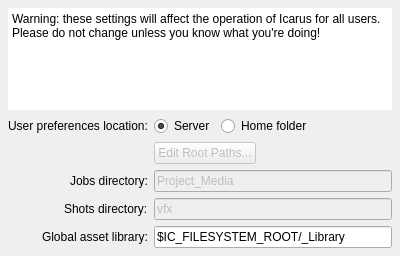
Qt form ui/settings_global_ui.ui (mjbonnington/icarus-gps) before a commit.
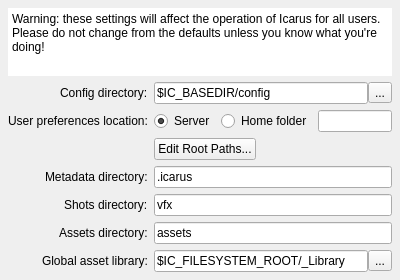
The same form after that commit.

Commit message: Settings data can now be JSON

Patch:
```diff
--- a/ui/settings_global_ui.ui
+++ b/ui/settings_global_ui.ui
@@ -7,7 +7,7 @@
     <x>0</x>
     <y>0</y>
     <width>400</width>
-    <height>256</height>
+    <height>273</height>
    </rect>
   </property>
   <property name="windowTitle">
@@ -41,7 +41,7 @@
       <bool>true</bool>
      </property>
      <property name="plainText">
-      <string>Warning: these settings will affect the operation of Icarus for all users. Please do not change unless you know what you're doing!</string>
+      <string>Warning: these settings will affect the operation of Icarus for all users. Please do not change from the defaults unless you know what you're doing!</string>
      </property>
      <property name="backgroundVisible">
       <bool>false</bool>
@@ -49,6 +49,66 @@
     </widget>
    </item>
    <item row="1" column="0">
+    <widget class="QLabel" name="label_configDir">
+     <property name="text">
+      <string>Config directory:</string>
+     </property>
+     <property name="buddy">
+      <cstring>configDir_lineEdit</cstring>
+     </property>
+    </widget>
+   </item>
+   <item row="1" column="1">
+    <widget class="QFrame" name="configDir_frame">
+     <property name="lineWidth">
+      <number>0</number>
+     </property>
+     <layout class="QHBoxLayout" name="configDir_horizontalLayout">
+      <property name="spacing">
+       <number>0</number>
+      </property>
+      <property name="margin">
+       <number>0</number>
+      </property>
+      <item>
+       <widget class="QLineEdit" name="configDir_lineEdit">
+        <property name="toolTip">
+         <string>&lt;html&gt;&lt;head/&gt;&lt;body&gt;&lt;p&gt;Location where Icarus' configuration files are stored. Setting this to a network location is highly recommended.&lt;/p&gt;&lt;/body&gt;&lt;/html&gt;</string>
+        </property>
+        <property name="text">
+         <string>$IC_BASEDIR/config</string>
+        </property>
+        <property name="xmlTag" stdset="0">
+         <string>configdir</string>
+        </property>
+       </widget>
+      </item>
+      <item>
+       <widget class="QToolButton" name="configDirBrowse_toolButton">
+        <property name="text">
+         <string>...</string>
+        </property>
+        <property name="iconSize">
+         <size>
+          <width>15</width>
+          <height>15</height>
+         </size>
+        </property>
+        <property name="toolButtonStyle">
+         <enum>Qt::ToolButtonIconOnly</enum>
+        </property>
+        <property name="noBackground" stdset="0">
+         <bool>false</bool>
+        </property>
+        <property name="attach" stdset="0">
+         <bool>true</bool>
+        </property>
+       </widget>
+      </item>
+     </layout>
+    </widget>
+   </item>
+   <item row="2" column="0">
     <widget class="QLabel" name="userPrefs_label">
      <property name="toolTip">
       <string>&lt;html&gt;&lt;head/&gt;&lt;body&gt;&lt;p&gt;&lt;span style=&quot; font-weight:600;&quot;&gt;User preferences location&lt;/span&gt;&lt;/p&gt;&lt;p&gt;Choose whether to store user preferences in the pipeline config directory on the server, or in the user's home folder. If you have roaming profiles enabled, it's best to store in the home folder.&lt;/p&gt;&lt;/body&gt;&lt;/html&gt;</string>
@@ -58,38 +118,59 @@
      </property>
     </widget>
    </item>
-   <item row="1" column="1">
-    <layout class="QHBoxLayout" name="userPrefs_horizontalLayout">
-     <item>
-      <widget class="QRadioButton" name="userPrefsServer_radioButton">
-       <property name="text">
-        <string>Server</string>
-       </property>
-       <property name="checked">
-        <bool>true</bool>
-       </property>
-       <property name="xmlTag" stdset="0">
-        <string>userPrefsLocation</string>
-       </property>
-      </widget>
-     </item>
-     <item>
-      <widget class="QRadioButton" name="userPrefsHome_radioButton">
-       <property name="text">
-        <string>Home folder</string>
-       </property>
-       <property name="xmlTag" stdset="0">
-        <string>userPrefsLocation</string>
-       </property>
-      </widget>
-     </item>
-    </layout>
-   </item>
    <item row="2" column="1">
+    <widget class="QFrame" name="userPrefs_frame">
+     <property name="lineWidth">
+      <number>0</number>
+     </property>
+     <layout class="QHBoxLayout" name="userPrefs_horizontalLayout">
+      <property name="margin">
+       <number>0</number>
+      </property>
+      <item>
+       <widget class="QRadioButton" name="userPrefsServer_radioButton">
+        <property name="toolTip">
+         <string>&lt;html&gt;&lt;head/&gt;&lt;body&gt;&lt;p&gt;User preferences will be stored in the config directory specified above. Useful if not using roaming profiles.&lt;/p&gt;&lt;/body&gt;&lt;/html&gt;</string>
+        </property>
+        <property name="text">
+         <string>Server</string>
+        </property>
+        <property name="checked">
+         <bool>true</bool>
+        </property>
+        <property name="xmlTag" stdset="0">
+         <string>userprefs</string>
+        </property>
+       </widget>
+      </item>
+      <item>
+       <widget class="QRadioButton" name="userPrefsHome_radioButton">
+        <property name="toolTip">
+         <string>&lt;html&gt;&lt;head/&gt;&lt;body&gt;&lt;p&gt;User preferences will be stored in the user's home folder. This is the recommended setting if using roaming profiles as the config folder will be smaller and cleaner.&lt;/p&gt;&lt;/body&gt;&lt;/html&gt;</string>
+        </property>
+        <property name="text">
+         <string>Home folder</string>
+        </property>
+        <property name="xmlTag" stdset="0">
+         <string>userprefs</string>
+        </property>
+       </widget>
+      </item>
+      <item>
+       <widget class="QLineEdit" name="userPrefs_lineEdit">
+        <property name="readOnly">
+         <bool>true</bool>
+        </property>
+        <property name="xmlTag" stdset="0">
+         <string>userprefsdir</string>
+        </property>
+       </widget>
+      </item>
+     </layout>
+    </widget>
+   </item>
+   <item row="3" column="1">
     <widget class="QPushButton" name="editPaths_pushButton">
-     <property name="enabled">
-      <bool>false</bool>
-     </property>
      <property name="text">
       <string>Edit Root Paths...</string>
      </property>
@@ -98,30 +179,30 @@
      </property>
     </widget>
    </item>
-   <item row="3" column="0">
-    <widget class="QLabel" name="jobsRelDir_label">
-     <property name="toolTip">
-      <string>&lt;html&gt;&lt;head/&gt;&lt;body&gt;&lt;p&gt;&lt;span style=&quot; font-weight:600;&quot;&gt;Jobs directory&lt;/span&gt;&lt;/p&gt;&lt;p&gt;This is the relative directory path where your jobs will be stored. If jobs are stored in the root of a shared network drive, set the path to '.'&lt;/p&gt;&lt;/body&gt;&lt;/html&gt;</string>
-     </property>
-     <property name="text">
-      <string>Jobs directory:</string>
-     </property>
-    </widget>
-   </item>
-   <item row="3" column="1">
-    <widget class="QLineEdit" name="jobsRelDir_lineEdit">
-     <property name="enabled">
-      <bool>false</bool>
-     </property>
-     <property name="text">
-      <string>Project_Media</string>
-     </property>
-     <property name="xmlTag" stdset="0">
-      <string>jobsRelDir</string>
-     </property>
-    </widget>
-   </item>
    <item row="4" column="0">
+    <widget class="QLabel" name="metadataDir_label">
+     <property name="text">
+      <string>Metadata directory:</string>
+     </property>
+     <property name="buddy">
+      <cstring>metadataDir_lineEdit</cstring>
+     </property>
+    </widget>
+   </item>
+   <item row="4" column="1">
+    <widget class="QLineEdit" name="metadataDir_lineEdit">
+     <property name="toolTip">
+      <string>&lt;html&gt;&lt;head/&gt;&lt;body&gt;&lt;p&gt;The name of the folder Icarus uses to store its metadata within a job or shot folder.&lt;/p&gt;&lt;/body&gt;&lt;/html&gt;</string>
+     </property>
+     <property name="text">
+      <string>.icarus</string>
+     </property>
+     <property name="xmlTag" stdset="0">
+      <string>metadata</string>
+     </property>
+    </widget>
+   </item>
+   <item row="5" column="0">
     <widget class="QLabel" name="shotsRelDir_label">
      <property name="toolTip">
       <string>&lt;html&gt;&lt;head/&gt;&lt;body&gt;&lt;p&gt;&lt;span style=&quot; font-weight:600;&quot;&gt;Shots directory&lt;/span&gt;&lt;/p&gt;&lt;p&gt;This is the name for the subdirectory within the folder structure for each job where individual shots will be stored.&lt;/p&gt;&lt;/body&gt;&lt;/html&gt;</string>
@@ -131,10 +212,10 @@
      </property>
     </widget>
    </item>
-   <item row="4" column="1">
+   <item row="5" column="1">
     <widget class="QLineEdit" name="shotsRelDir_lineEdit">
-     <property name="enabled">
-      <bool>false</bool>
+     <property name="toolTip">
+      <string>&lt;html&gt;&lt;head/&gt;&lt;body&gt;&lt;p&gt;The folder (relative to the job root folder) where shots are stored.&lt;/p&gt;&lt;/body&gt;&lt;/html&gt;</string>
      </property>
      <property name="text">
       <string>vfx</string>
@@ -144,8 +225,8 @@
      </property>
     </widget>
    </item>
-   <item row="5" column="0">
-    <widget class="QLabel" name="elementslib_label">
+   <item row="7" column="0">
+    <widget class="QLabel" name="assetLibrary_label">
      <property name="toolTip">
       <string>&lt;html&gt;&lt;head/&gt;&lt;body&gt;&lt;p&gt;&lt;span style=&quot; font-weight:600;&quot;&gt;Global asset library&lt;/span&gt;&lt;/p&gt;&lt;p&gt;This is the location where global assets will be published to. Global assets are independent of jobs and are accessible from any job or shot.&lt;/p&gt;&lt;/body&gt;&lt;/html&gt;</string>
      </property>
@@ -154,10 +235,73 @@
      </property>
     </widget>
    </item>
-   <item row="5" column="1">
-    <widget class="QLineEdit" name="elementslib_lineEdit">
+   <item row="7" column="1">
+    <widget class="QFrame" name="assetLibrary_frame">
+     <property name="lineWidth">
+      <number>0</number>
+     </property>
+     <layout class="QHBoxLayout" name="command_horizontalLayout">
+      <property name="spacing">
+       <number>0</number>
+      </property>
+      <property name="margin">
+       <number>0</number>
+      </property>
+      <item>
+       <widget class="QLineEdit" name="assetLibrary_lineEdit">
+        <property name="toolTip">
+         <string>&lt;html&gt;&lt;head/&gt;&lt;body&gt;&lt;p&gt;The location where global assets will be published to. Global assets are independent of jobs and are accessible from any job or shot.&lt;/p&gt;&lt;/body&gt;&lt;/html&gt;</string>
+        </property>
+        <property name="text">
+         <string>$IC_FILESYSTEM_ROOT/_Library</string>
+        </property>
+        <property name="xmlTag" stdset="0">
+         <string>assetlibrary</string>
+        </property>
+       </widget>
+      </item>
+      <item>
+       <widget class="QToolButton" name="assetLibraryBrowse_toolButton">
+        <property name="text">
+         <string>...</string>
+        </property>
+        <property name="iconSize">
+         <size>
+          <width>15</width>
+          <height>15</height>
+         </size>
+        </property>
+        <property name="toolButtonStyle">
+         <enum>Qt::ToolButtonIconOnly</enum>
+        </property>
+        <property name="noBackground" stdset="0">
+         <bool>false</bool>
+        </property>
+        <property name="attach" stdset="0">
+         <bool>true</bool>
+        </property>
+       </widget>
+      </item>
+     </layout>
+    </widget>
+   </item>
+   <item row="6" column="0">
+    <widget class="QLabel" name="assetsDir_label">
      <property name="text">
-      <string>$IC_FILESYSTEM_ROOT/_Library</string>
+      <string>Assets directory:</string>
+     </property>
+     <property name="buddy">
+      <cstring>assetsDir_lineEdit</cstring>
+     </property>
+    </widget>
+   </item>
+   <item row="6" column="1">
+    <widget class="QLineEdit" name="assetsDir_lineEdit">
+     <property name="toolTip">
+      <string>&lt;html&gt;&lt;head/&gt;&lt;body&gt;&lt;p&gt;The folder where published assets are stored. This will be relative to the shot or job folder.&lt;/p&gt;&lt;/body&gt;&lt;/html&gt;</string>
+     </property>
+     <property name="text">
+      <string>assets</string>
      </property>
      <property name="xmlTag" stdset="0">
       <string>globalAssetLib</string>
```
Left out of the diff: 31 changed lines with no effect on the pictures. The commit also changes 54 other files.
